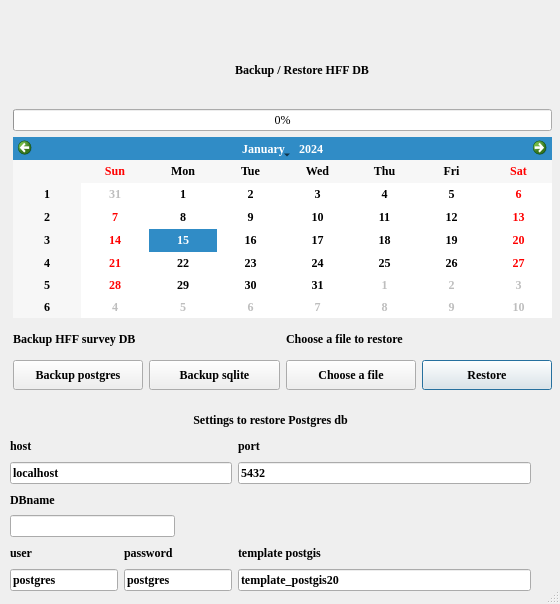
The window that gui/ui/dbmanagment.ui (enzococca/HFF) describes before a commit, drawn with Qt 5.
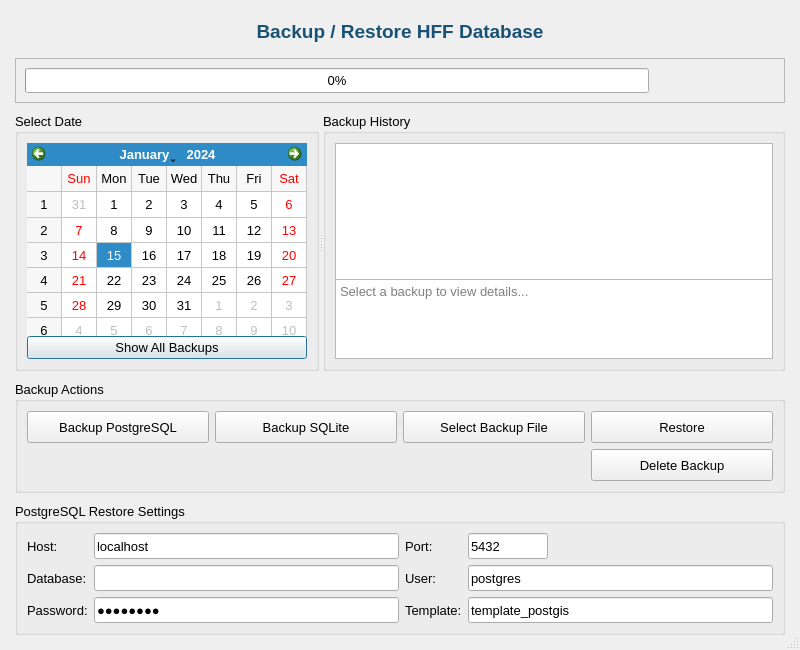
The same window after the commit. Icons and pictures are not drawn.

```diff
--- a/gui/ui/dbmanagment.ui
+++ b/gui/ui/dbmanagment.ui
@@ -6,21 +6,26 @@
    <rect>
     <x>0</x>
     <y>0</y>
-    <width>560</width>
-    <height>604</height>
+    <width>800</width>
+    <height>650</height>
    </rect>
   </property>
   <property name="sizePolicy">
-   <sizepolicy hsizetype="Expanding" vsizetype="Fixed">
+   <sizepolicy hsizetype="Expanding" vsizetype="Expanding">
     <horstretch>0</horstretch>
     <verstretch>0</verstretch>
    </sizepolicy>
   </property>
+  <property name="minimumSize">
+   <size>
+    <width>700</width>
+    <height>550</height>
+   </size>
+  </property>
   <property name="font">
    <font>
-    <family>Times New Roman</family>
-    <weight>75</weight>
-    <bold>true</bold>
+    <family>Helvetica</family>
+    <pointsize>10</pointsize>
    </font>
   </property>
   <property name="windowTitle">
@@ -29,301 +34,536 @@
   <property name="sizeGripEnabled">
    <bool>true</bool>
   </property>
-  <widget class="QWidget" name="layoutWidget">
-   <property name="geometry">
-    <rect>
-     <x>10</x>
-     <y>410</y>
-     <width>521</width>
-     <height>181</height>
-    </rect>
+  <layout class="QVBoxLayout" name="verticalLayout_main">
+   <property name="spacing">
+    <number>10</number>
    </property>
-   <layout class="QGridLayout" name="gridLayout">
-    <item row="1" column="0">
-     <widget class="QLabel" name="label_6">
-      <property name="text">
-       <string>host</string>
-      </property>
-     </widget>
-    </item>
-    <item row="3" column="0">
-     <widget class="QLabel" name="label_7">
-      <property name="text">
-       <string>DBname</string>
-      </property>
-     </widget>
-    </item>
-    <item row="5" column="0">
-     <widget class="QLabel" name="label_8">
-      <property name="text">
-       <string>user</string>
-      </property>
-     </widget>
-    </item>
-    <item row="5" column="2">
-     <widget class="QLabel" name="label_9">
-      <property name="text">
-       <string>password</string>
-      </property>
-     </widget>
-    </item>
-    <item row="5" column="4">
-     <widget class="QLabel" name="label_10">
-      <property name="text">
-       <string>template postgis</string>
-      </property>
-     </widget>
-    </item>
-    <item row="6" column="0" colspan="2">
-     <widget class="QLineEdit" name="lineEdit_user">
-      <property name="text">
-       <string>postgres</string>
-      </property>
-     </widget>
-    </item>
-    <item row="6" column="2" colspan="2">
-     <widget class="QLineEdit" name="lineEdit_password">
-      <property name="text">
-       <string>postgres</string>
-      </property>
-     </widget>
-    </item>
-    <item row="6" column="4">
-     <widget class="QLineEdit" name="lineEdit_template">
-      <property name="text">
-       <string>template_postgis20</string>
-      </property>
-     </widget>
-    </item>
-    <item row="4" column="0" colspan="3">
-     <widget class="QLineEdit" name="lineEdit_dbname"/>
-    </item>
-    <item row="2" column="4">
-     <widget class="QLineEdit" name="lineEdit_port">
-      <property name="text">
-       <string>5432</string>
-      </property>
-     </widget>
-    </item>
-    <item row="1" column="4">
-     <widget class="QLabel" name="label_4">
-      <property name="text">
-       <string>port</string>
-      </property>
-     </widget>
-    </item>
-    <item row="2" column="0" colspan="4">
-     <widget class="QLineEdit" name="lineEdit_host">
-      <property name="text">
-       <string>localhost</string>
-      </property>
-     </widget>
-    </item>
-    <item row="0" column="0" colspan="5">
-     <widget class="QLabel" name="label_2">
-      <property name="text">
-       <string>Settings to restore Postgres db</string>
-      </property>
-      <property name="alignment">
-       <set>Qt::AlignCenter</set>
-      </property>
-     </widget>
-    </item>
-   </layout>
-  </widget>
-  <widget class="QWidget" name="layoutWidget">
-   <property name="geometry">
-    <rect>
-     <x>13</x>
-     <y>13</y>
-     <width>539</width>
-     <height>377</height>
-    </rect>
+   <property name="leftMargin">
+    <number>15</number>
    </property>
-   <layout class="QGridLayout" name="gridLayout_2">
-    <item row="5" column="3">
-     <widget class="QPushButton" name="restore">
-      <property name="enabled">
-       <bool>true</bool>
-      </property>
+   <property name="topMargin">
+    <number>15</number>
+   </property>
+   <property name="rightMargin">
+    <number>15</number>
+   </property>
+   <property name="bottomMargin">
+    <number>15</number>
+   </property>
+   <item>
+    <widget class="QLabel" name="label_title">
+     <property name="font">
+      <font>
+       <pointsize>14</pointsize>
+       <weight>75</weight>
+       <bold>true</bold>
+      </font>
+     </property>
+     <property name="styleSheet">
+      <string notr="true">color: #1a5276; padding: 5px;</string>
+     </property>
+     <property name="text">
+      <string>Backup / Restore HFF Database</string>
+     </property>
+     <property name="alignment">
+      <set>Qt::AlignCenter</set>
+     </property>
+    </widget>
+   </item>
+   <item>
+    <widget class="QFrame" name="frame_progress">
+     <property name="frameShape">
+      <enum>QFrame::StyledPanel</enum>
+     </property>
+     <property name="frameShadow">
+      <enum>QFrame::Raised</enum>
+     </property>
+     <layout class="QHBoxLayout" name="horizontalLayout_progress">
+      <item>
+       <widget class="QProgressBar" name="progressBar_db">
+        <property name="sizePolicy">
+         <sizepolicy hsizetype="Expanding" vsizetype="Fixed">
+          <horstretch>0</horstretch>
+          <verstretch>0</verstretch>
+         </sizepolicy>
+        </property>
+        <property name="minimumSize">
+         <size>
+          <width>0</width>
+          <height>25</height>
+         </size>
+        </property>
+        <property name="value">
+         <number>0</number>
+        </property>
+        <property name="textVisible">
+         <bool>true</bool>
+        </property>
+       </widget>
+      </item>
+      <item>
+       <widget class="QLabel" name="label_filesize">
+        <property name="minimumSize">
+         <size>
+          <width>120</width>
+          <height>0</height>
+         </size>
+        </property>
+        <property name="styleSheet">
+         <string notr="true">font-weight: bold; color: #27ae60;</string>
+        </property>
+        <property name="text">
+         <string/>
+        </property>
+        <property name="alignment">
+         <set>Qt::AlignRight|Qt::AlignTrailing|Qt::AlignVCenter</set>
+        </property>
+       </widget>
+      </item>
+     </layout>
+    </widget>
+   </item>
+   <item>
+    <widget class="QSplitter" name="splitter_main">
+     <property name="sizePolicy">
+      <sizepolicy hsizetype="Expanding" vsizetype="Expanding">
+       <horstretch>0</horstretch>
+       <verstretch>0</verstretch>
+      </sizepolicy>
+     </property>
+     <property name="orientation">
+      <enum>Qt::Horizontal</enum>
+     </property>
+     <widget class="QGroupBox" name="groupBox_calendar">
       <property name="sizePolicy">
-       <sizepolicy hsizetype="Expanding" vsizetype="Expanding">
+       <sizepolicy hsizetype="Preferred" vsizetype="Expanding">
         <horstretch>0</horstretch>
         <verstretch>0</verstretch>
        </sizepolicy>
       </property>
-      <property name="maximumSize">
-       <size>
-        <width>16777215</width>
-        <height>30</height>
-       </size>
+      <property name="title">
+       <string>Select Date</string>
       </property>
-      <property name="text">
-       <string>Restore</string>
-      </property>
+      <layout class="QVBoxLayout" name="verticalLayout_calendar">
+       <item>
+        <widget class="QCalendarWidget" name="calendarWidget">
+         <property name="sizePolicy">
+          <sizepolicy hsizetype="Expanding" vsizetype="Expanding">
+           <horstretch>0</horstretch>
+           <verstretch>0</verstretch>
+          </sizepolicy>
+         </property>
+         <property name="minimumSize">
+          <size>
+           <width>280</width>
+           <height>200</height>
+          </size>
+         </property>
+         <property name="locale">
+          <locale language="English" country="UnitedStates"/>
+         </property>
+         <property name="gridVisible">
+          <bool>true</bool>
+         </property>
+        </widget>
+       </item>
+       <item>
+        <widget class="QPushButton" name="pushButton_show_all">
+         <property name="text">
+          <string>Show All Backups</string>
+         </property>
+        </widget>
+       </item>
+      </layout>
      </widget>
-    </item>
-    <item row="5" column="2">
-     <widget class="QPushButton" name="upload">
-      <property name="enabled">
-       <bool>true</bool>
-      </property>
+     <widget class="QGroupBox" name="groupBox_backups">
       <property name="sizePolicy">
        <sizepolicy hsizetype="Expanding" vsizetype="Expanding">
-        <horstretch>0</horstretch>
+        <horstretch>1</horstretch>
         <verstretch>0</verstretch>
        </sizepolicy>
       </property>
-      <property name="maximumSize">
-       <size>
-        <width>16777215</width>
-        <height>30</height>
-       </size>
+      <property name="title">
+       <string>Backup History</string>
       </property>
-      <property name="text">
-       <string>Choose a file</string>
-      </property>
+      <layout class="QVBoxLayout" name="verticalLayout_backups">
+       <item>
+        <widget class="QListWidget" name="listWidget_backups">
+         <property name="sizePolicy">
+          <sizepolicy hsizetype="Expanding" vsizetype="Expanding">
+           <horstretch>0</horstretch>
+           <verstretch>0</verstretch>
+          </sizepolicy>
+         </property>
+         <property name="minimumSize">
+          <size>
+           <width>250</width>
+           <height>150</height>
+          </size>
+         </property>
+         <property name="alternatingRowColors">
+          <bool>true</bool>
+         </property>
+        </widget>
+       </item>
+       <item>
+        <widget class="QTextEdit" name="textEdit_info">
+         <property name="sizePolicy">
+          <sizepolicy hsizetype="Expanding" vsizetype="Preferred">
+           <horstretch>0</horstretch>
+           <verstretch>0</verstretch>
+          </sizepolicy>
+         </property>
+         <property name="minimumSize">
+          <size>
+           <width>0</width>
+           <height>80</height>
+          </size>
+         </property>
+         <property name="maximumSize">
+          <size>
+           <width>16777215</width>
+           <height>120</height>
+          </size>
+         </property>
+         <property name="readOnly">
+          <bool>true</bool>
+         </property>
+         <property name="placeholderText">
+          <string>Select a backup to view details...</string>
+         </property>
+        </widget>
+       </item>
+      </layout>
      </widget>
-    </item>
-    <item row="5" column="1">
-     <widget class="QPushButton" name="backupsqlite">
-      <property name="sizePolicy">
-       <sizepolicy hsizetype="Expanding" vsizetype="Expanding">
-        <horstretch>0</horstretch>
-        <verstretch>0</verstretch>
-       </sizepolicy>
-      </property>
-      <property name="maximumSize">
-       <size>
-        <width>16777215</width>
-        <height>30</height>
-       </size>
-      </property>
-      <property name="text">
-       <string>Backup sqlite</string>
-      </property>
-     </widget>
-    </item>
-    <item row="4" column="0" colspan="2">
-     <widget class="QLabel" name="label_3">
-      <property name="sizePolicy">
-       <sizepolicy hsizetype="Expanding" vsizetype="Expanding">
-        <horstretch>0</horstretch>
-        <verstretch>0</verstretch>
-       </sizepolicy>
-      </property>
-      <property name="maximumSize">
-       <size>
-        <width>16777215</width>
-        <height>30</height>
-       </size>
-      </property>
-      <property name="text">
-       <string>Backup HFF survey DB</string>
-      </property>
-     </widget>
-    </item>
-    <item row="5" column="0">
-     <widget class="QPushButton" name="backup">
-      <property name="sizePolicy">
-       <sizepolicy hsizetype="Expanding" vsizetype="Preferred">
-        <horstretch>0</horstretch>
-        <verstretch>0</verstretch>
-       </sizepolicy>
-      </property>
-      <property name="maximumSize">
-       <size>
-        <width>16777215</width>
-        <height>30</height>
-       </size>
-      </property>
-      <property name="text">
-       <string>Backup postgres</string>
-      </property>
-     </widget>
-    </item>
-    <item row="3" column="0" colspan="4">
-     <widget class="QCalendarWidget" name="calendarWidget">
-      <property name="sizePolicy">
-       <sizepolicy hsizetype="Expanding" vsizetype="Expanding">
-        <horstretch>0</horstretch>
-        <verstretch>0</verstretch>
-       </sizepolicy>
-      </property>
-      <property name="minimumSize">
-       <size>
-        <width>191</width>
-        <height>181</height>
-       </size>
-      </property>
-      <property name="styleSheet">
-       <string notr="true">font: 10pt &quot;Andale Mono&quot;;</string>
-      </property>
-      <property name="locale">
-       <locale language="English" country="UnitedStates"/>
-      </property>
-     </widget>
-    </item>
-    <item row="2" column="0" colspan="4">
-     <widget class="QProgressBar" name="progressBar_db">
-      <property name="font">
-       <font>
-        <family>Times New Roman</family>
-        <weight>50</weight>
-        <italic>false</italic>
-        <bold>false</bold>
-       </font>
-      </property>
-      <property name="value">
-       <number>0</number>
-      </property>
-      <property name="orientation">
-       <enum>Qt::Horizontal</enum>
-      </property>
-     </widget>
-    </item>
-    <item row="0" column="0" colspan="2">
-     <widget class="QWidget" name="widget" native="true">
-      <layout class="QHBoxLayout" name="horizontalLayout"/>
-     </widget>
-    </item>
-    <item row="1" column="0" colspan="4">
-     <widget class="QLabel" name="label">
-      <property name="sizePolicy">
-       <sizepolicy hsizetype="Expanding" vsizetype="Expanding">
-        <horstretch>0</horstretch>
-        <verstretch>0</verstretch>
-       </sizepolicy>
-      </property>
-      <property name="text">
-       <string>             Backup / Restore HFF DB</string>
-      </property>
-      <property name="alignment">
-       <set>Qt::AlignCenter</set>
-      </property>
-     </widget>
-    </item>
-    <item row="4" column="2" colspan="2">
-     <widget class="QLabel" name="label_5">
-      <property name="sizePolicy">
-       <sizepolicy hsizetype="Expanding" vsizetype="Expanding">
-        <horstretch>0</horstretch>
-        <verstretch>0</verstretch>
-       </sizepolicy>
-      </property>
-      <property name="maximumSize">
-       <size>
-        <width>16777215</width>
-        <height>30</height>
-       </size>
-      </property>
-      <property name="text">
-       <string>Choose a file to restore</string>
-      </property>
-     </widget>
-    </item>
-   </layout>
-  </widget>
+    </widget>
+   </item>
+   <item>
+    <widget class="QGroupBox" name="groupBox_actions">
+     <property name="title">
+      <string>Backup Actions</string>
+     </property>
+     <layout class="QGridLayout" name="gridLayout_actions">
+      <item row="0" column="0">
+       <widget class="QPushButton" name="backup">
+        <property name="sizePolicy">
+         <sizepolicy hsizetype="Expanding" vsizetype="Fixed">
+          <horstretch>0</horstretch>
+          <verstretch>0</verstretch>
+         </sizepolicy>
+        </property>
+        <property name="minimumSize">
+         <size>
+          <width>0</width>
+          <height>32</height>
+         </size>
+        </property>
+        <property name="text">
+         <string>Backup PostgreSQL</string>
+        </property>
+        <property name="icon">
+         <iconset resource="../../resources/resources.qrc">
+          <normaloff>:/icons/postgres.png</normaloff>:/icons/postgres.png</iconset>
+        </property>
+       </widget>
+      </item>
+      <item row="0" column="1">
+       <widget class="QPushButton" name="backupsqlite">
+        <property name="sizePolicy">
+         <sizepolicy hsizetype="Expanding" vsizetype="Fixed">
+          <horstretch>0</horstretch>
+          <verstretch>0</verstretch>
+         </sizepolicy>
+        </property>
+        <property name="minimumSize">
+         <size>
+          <width>0</width>
+          <height>32</height>
+         </size>
+        </property>
+        <property name="text">
+         <string>Backup SQLite</string>
+        </property>
+        <property name="icon">
+         <iconset resource="../../resources/resources.qrc">
+          <normaloff>:/icons/spatialite.png</normaloff>:/icons/spatialite.png</iconset>
+        </property>
+       </widget>
+      </item>
+      <item row="0" column="2">
+       <widget class="QPushButton" name="upload">
+        <property name="sizePolicy">
+         <sizepolicy hsizetype="Expanding" vsizetype="Fixed">
+          <horstretch>0</horstretch>
+          <verstretch>0</verstretch>
+         </sizepolicy>
+        </property>
+        <property name="minimumSize">
+         <size>
+          <width>0</width>
+          <height>32</height>
+         </size>
+        </property>
+        <property name="text">
+         <string>Select Backup File</string>
+        </property>
+        <property name="icon">
+         <iconset resource="../../resources/resources.qrc">
+          <normaloff>:/icons/open-folder.png</normaloff>:/icons/open-folder.png</iconset>
+        </property>
+       </widget>
+      </item>
+      <item row="0" column="3">
+       <widget class="QPushButton" name="restore">
+        <property name="sizePolicy">
+         <sizepolicy hsizetype="Expanding" vsizetype="Fixed">
+          <horstretch>0</horstretch>
+          <verstretch>0</verstretch>
+         </sizepolicy>
+        </property>
+        <property name="minimumSize">
+         <size>
+          <width>0</width>
+          <height>32</height>
+         </size>
+        </property>
+        <property name="text">
+         <string>Restore</string>
+        </property>
+        <property name="icon">
+         <iconset resource="../../resources/resources.qrc">
+          <normaloff>:/icons/backup.png</normaloff>:/icons/backup.png</iconset>
+        </property>
+       </widget>
+      </item>
+      <item row="1" column="3">
+       <widget class="QPushButton" name="pushButton_delete">
+        <property name="sizePolicy">
+         <sizepolicy hsizetype="Expanding" vsizetype="Fixed">
+          <horstretch>0</horstretch>
+          <verstretch>0</verstretch>
+         </sizepolicy>
+        </property>
+        <property name="minimumSize">
+         <size>
+          <width>0</width>
+          <height>32</height>
+         </size>
+        </property>
+        <property name="text">
+         <string>Delete Backup</string>
+        </property>
+        <property name="icon">
+         <iconset resource="../../resources/resources.qrc">
+          <normaloff>:/icons/delete.png</normaloff>:/icons/delete.png</iconset>
+        </property>
+       </widget>
+      </item>
+     </layout>
+    </widget>
+   </item>
+   <item>
+    <widget class="QGroupBox" name="groupBox_postgres">
+     <property name="title">
+      <string>PostgreSQL Restore Settings</string>
+     </property>
+     <layout class="QGridLayout" name="gridLayout_postgres">
+      <item row="0" column="0">
+       <widget class="QLabel" name="label_host">
+        <property name="text">
+         <string>Host:</string>
+        </property>
+       </widget>
+      </item>
+      <item row="0" column="1">
+       <widget class="QLineEdit" name="lineEdit_host">
+        <property name="sizePolicy">
+         <sizepolicy hsizetype="Expanding" vsizetype="Fixed">
+          <horstretch>0</horstretch>
+          <verstretch>0</verstretch>
+         </sizepolicy>
+        </property>
+        <property name="minimumSize">
+         <size>
+          <width>0</width>
+          <height>26</height>
+         </size>
+        </property>
+        <property name="maximumSize">
+         <size>
+          <width>16777215</width>
+          <height>26</height>
+         </size>
+        </property>
+        <property name="text">
+         <string>localhost</string>
+        </property>
+       </widget>
+      </item>
+      <item row="0" column="2">
+       <widget class="QLabel" name="label_port">
+        <property name="text">
+         <string>Port:</string>
+        </property>
+       </widget>
+      </item>
+      <item row="0" column="3">
+       <widget class="QLineEdit" name="lineEdit_port">
+        <property name="sizePolicy">
+         <sizepolicy hsizetype="Expanding" vsizetype="Fixed">
+          <horstretch>0</horstretch>
+          <verstretch>0</verstretch>
+         </sizepolicy>
+        </property>
+        <property name="minimumSize">
+         <size>
+          <width>60</width>
+          <height>26</height>
+         </size>
+        </property>
+        <property name="maximumSize">
+         <size>
+          <width>80</width>
+          <height>26</height>
+         </size>
+        </property>
+        <property name="text">
+         <string>5432</string>
+        </property>
+       </widget>
+      </item>
+      <item row="1" column="0">
+       <widget class="QLabel" name="label_dbname">
+        <property name="text">
+         <string>Database:</string>
+        </property>
+       </widget>
+      </item>
+      <item row="1" column="1">
+       <widget class="QLineEdit" name="lineEdit_dbname">
+        <property name="sizePolicy">
+         <sizepolicy hsizetype="Expanding" vsizetype="Fixed">
+          <horstretch>0</horstretch>
+          <verstretch>0</verstretch>
+         </sizepolicy>
+        </property>
+        <property name="minimumSize">
+         <size>
+          <width>0</width>
+          <height>26</height>
+         </size>
+        </property>
+        <property name="maximumSize">
+         <size>
+          <width>16777215</width>
+          <height>26</height>
+         </size>
+        </property>
+       </widget>
+      </item>
+      <item row="1" column="2">
+       <widget class="QLabel" name="label_user">
+        <property name="text">
+         <string>User:</string>
+        </property>
+       </widget>
+      </item>
+      <item row="1" column="3">
+       <widget class="QLineEdit" name="lineEdit_user">
+        <property name="sizePolicy">
+         <sizepolicy hsizetype="Expanding" vsizetype="Fixed">
+          <horstretch>0</horstretch>
+          <verstretch>0</verstretch>
+         </sizepolicy>
+        </property>
+        <property name="minimumSize">
+         <size>
+          <width>0</width>
+          <height>26</height>
+         </size>
+        </property>
+        <property name="maximumSize">
+         <size>
+          <width>16777215</width>
+          <height>26</height>
+         </size>
+        </property>
+        <property name="text">
+         <string>postgres</string>
+        </property>
+       </widget>
+      </item>
+      <item row="2" column="0">
+       <widget class="QLabel" name="label_password">
+        <property name="text">
+         <string>Password:</string>
+        </property>
+       </widget>
+      </item>
+      <item row="2" column="1">
+       <widget class="QLineEdit" name="lineEdit_password">
+        <property name="sizePolicy">
+         <sizepolicy hsizetype="Expanding" vsizetype="Fixed">
+          <horstretch>0</horstretch>
+          <verstretch>0</verstretch>
+         </sizepolicy>
+        </property>
+        <property name="minimumSize">
+         <size>
+          <width>0</width>
+          <height>26</height>
+         </size>
+        </property>
+        <property name="maximumSize">
+         <size>
+          <width>16777215</width>
+          <height>26</height>
+         </size>
+        </property>
+        <property name="echoMode">
+         <enum>QLineEdit::Password</enum>
+        </property>
+        <property name="text">
+         <string>postgres</string>
+        </property>
+       </widget>
+      </item>
+      <item row="2" column="2">
+       <widget class="QLabel" name="label_template">
+        <property name="text">
+         <string>Template:</string>
+        </property>
+       </widget>
+      </item>
+      <item row="2" column="3">
+       <widget class="QLineEdit" name="lineEdit_template">
+        <property name="sizePolicy">
+         <sizepolicy hsizetype="Expanding" vsizetype="Fixed">
+          <horstretch>0</horstretch>
+          <verstretch>0</verstretch>
+         </sizepolicy>
+        </property>
+        <property name="minimumSize">
+         <size>
+          <width>0</width>
+          <height>26</height>
+         </size>
+        </property>
+        <property name="maximumSize">
+         <size>
+          <width>16777215</width>
+          <height>26</height>
+         </size>
+        </property>
+        <property name="text">
+         <string>template_postgis</string>
+        </property>
+       </widget>
+      </item>
+     </layout>
+    </widget>
+   </item>
+  </layout>
  </widget>
  <resources>
   <include location="../../resources/resources.qrc"/>
```
Left out of the diff: 2 changed lines with no effect on the pictures.
